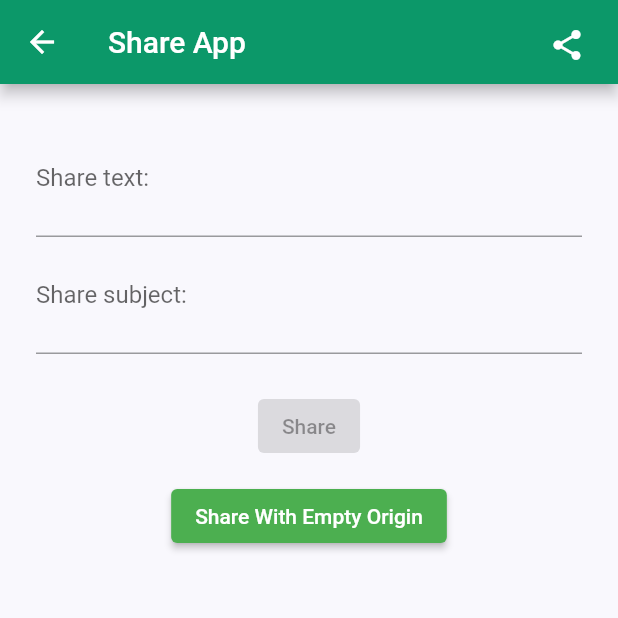
After one commit to MaryyamSalah/Mplant, a Flutter app: the ShareApp screen opened by its route, on a phone screen of 412 x 824 dp, the top half of it. The commit adds this screen. Run offline on Flutter 3.47's test engine with Material 2 defaults, Android fonts, the phone set to English and light mode, and no system bars; our stand-ins replace flutter_image_slideshow, grouped_list, image_picker, share; missing offline and left inert: comment_box, image_preview; network calls fail.

Commit message:
share&feedback

```diff
--- a/lib/main.dart
+++ b/lib/main.dart
@@ -4,6 +4,8 @@ import 'package:mplant/screens/home_screen.dart';
 import 'package:mplant/screens/menu.dart';
 import 'package:mplant/screens/profile.dart';
 import 'package:mplant/screens/PlantList.dart';
+import 'package:mplant/screens/feedback.dart';
+import 'package:mplant/screens/Share.dart';
 
 void main() {
   runApp(const MyApp());
@@ -35,6 +37,8 @@ class MyApp extends StatelessWidget {
     '/menu': (context) =>   NavDrawer(),
     '/profile': (context) => MyProfile(),
     '/plantList': (context) => const PlantList(),
+    '/feedback': (context) => const FeedBack(),
+    '/share': (context) =>  ShareApp(),
   },
 
     );
--- /dev/null
+++ b/lib/screens/Share.dart
@@ -0,0 +1,138 @@
+import 'package:flutter/material.dart';
+import 'package:share/share.dart';
+import 'constant.dart';
+import 'package:image_picker/image_picker.dart';
+import 'package:image_preview/image_preview.dart';
+
+class ShareApp extends StatefulWidget {
+    @override
+  _ShareState createState() => _ShareState();
+}
+
+class _ShareState extends State<ShareApp> {
+   String text = '';
+  String subject = '';
+  //List<String> imagePaths = [];
+  @override
+  Widget build(BuildContext context) {
+    return Scaffold(
+      appBar: AppBar(
+        backgroundColor: kPrimaryColor,
+        title: Text('Share App'),
+        actions: [
+          Padding(padding: EdgeInsets.all(10),
+          child: IconButton(
+            icon: Icon(Icons.share),
+            onPressed: (){
+              Share.share("https://www.pinterest.com/pin/2955555994710641/");
+            },
+
+            ),
+          )
+        ],
+        ),
+       body:
+
+       SingleChildScrollView(
+            child: Padding(
+              padding: const EdgeInsets.all(24.0),
+              child: Column(
+                crossAxisAlignment: CrossAxisAlignment.center,
+                children: <Widget>[
+                  TextField(
+                    decoration: const InputDecoration(
+                      labelText: 'Share text:',
+                      hintText: 'Enter some text and/or link to share',
+                    ),
+                    maxLines: 2,
+                    onChanged: (String value) => setState(() {
+                      text = value;
+                    }),
+                  ),
+                  TextField(
+                    decoration: const InputDecoration(
+                      labelText: 'Share subject:',
+                      hintText: 'Enter subject to share (optional)',
+                    ),
+                    maxLines: 2,
+                    onChanged: (String value) => setState(() {
+                      subject = value;
+                    }),
+                  ),
+                  const Padding(padding: EdgeInsets.only(top: 12.0)),
+                  //ImagePreviews(imagePaths, onDelete: _onDeleteImage),
+                //  ListTile(
+                   // leading: Icon(Icons.add),
+                    //title: Text("Add image"),
+                    //onTap: () async {
+                      //final imagePicker = ImagePicker();
+                     // final pickedFile = await imagePicker.getImage(
+                      //  source: ImageSource.gallery,
+                     // );
+                     //if (pickedFile != null) {
+                        //setState(() {
+                         // imagePaths.add(pickedFile.path);
+                      //  });
+                      //}
+                    //},
+                  //),
+                  const Padding(padding: EdgeInsets.only(top: 12.0)),
+                  Builder(
+                    builder: (BuildContext context) {
+                      return ElevatedButton(
+                        child: const Text('Share'),
+                        onPressed: text.isEmpty //&& imagePaths.isEmpty
+                            ? null
+                            : () => _onShare(context),
+                      );
+                    },
+                  ),
+                  const Padding(padding: EdgeInsets.only(top: 12.0)),
+                  Builder(
+                    builder: (BuildContext context) {
+                      return ElevatedButton(
+                        child: const Text('Share With Empty Origin'),
+                        onPressed: () => _onShareWithEmptyOrigin(context),
+                      );
+                    },
+                  ),
+                ],
+              ),
+            ),
+          ),);
+
+  }
+
+ // _onDeleteImage(int position) {
+  //  setState(() {
+   //  imagePaths.removeAt(position);
+   // });
+//}
+
+  _onShare(BuildContext context) async {
+    // A builder is used to retrieve the context immediately
+    // surrounding the ElevatedButton.
+    //
+    // The context's `findRenderObject` returns the first
+    // RenderObject in its descendent tree when it's not
+    // a RenderObjectWidget. The ElevatedButton's RenderObject
+    // has its position and size after it's built.
+    final RenderBox box = context.findRenderObject() as RenderBox;
+
+    //if (imagePaths.isNotEmpty) {
+    //  await Share.shareFiles(imagePaths,
+    //      text: text,
+     //    subject: subject,
+       //   sharePositionOrigin: box.localToGlobal(Offset.zero) & box.size);
+    }// else
+    // {
+     // await Share.share(text,
+       //   subject: subject,
+         // sharePositionOrigin: box.localToGlobal(Offset.zero) & box.size);
+    }
+  //}
+
+  _onShareWithEmptyOrigin(BuildContext context) async {
+    await Share.share("text");
+  }
+//}
--- a/lib/screens/menu.dart
+++ b/lib/screens/menu.dart
@@ -42,7 +42,7 @@ class NavDrawer extends StatelessWidget {
           ListTile(
             leading: Icon(Icons.share,color: Colors.green,),
             title: Text('Share'),
-            onTap: () => {},
+            onTap: () => { Navigator.pushNamed(context, '/share')},
           ),
           ListTile(
             leading: Icon(Icons.settings,color: Colors.green,),
@@ -52,7 +52,7 @@ class NavDrawer extends StatelessWidget {
           ListTile(
             leading: Icon(Icons.border_color,color: Colors.green,),
             title: Text('Feedback'),
-            onTap: () => {Navigator.of(context).pop()},
+            onTap: () => {Navigator.pushNamed(context,'/feedback' ),},
           ),
           ListTile(
             leading: Icon(Icons.exit_to_app,color: Colors.green,),
--- a/lib/screens/profile.dart
+++ b/lib/screens/profile.dart
@@ -191,7 +191,7 @@ class MyProfile extends StatelessWidget {
                   gradient: LinearGradient(
                     begin: Alignment.centerRight,
                     end: Alignment.centerLeft,
-                    colors: [Colors.green,Colors.black12]
+                    colors: [Colors.green,Colors.green]
                   ),
                   borderRadius: BorderRadius.circular(30.0),
                 ),
@@ -211,6 +211,7 @@ class MyProfile extends StatelessWidget {
   }
    AppBar buildAppBar(context) {
     return AppBar(
+      title: Text('Profile'),
       backgroundColor: kPrimaryColor,
       elevation: 0,
       leading: IconButton(icon: const Icon(Icons.arrow_back), onPressed: () {
--- a/pubspec.yaml
+++ b/pubspec.yaml
@@ -36,6 +36,10 @@ dependencies:
   cupertino_icons: ^1.0.2
   flutter_image_slideshow: ^0.1.2
   grouped_list: ^4.2.0
+  comment_box: ^0.0.17
+  share: ^2.0.4
+  image_picker: ^0.8.4+9
+  image_preview: ^1.0.1
 
 dev_dependencies:
   flutter_test:
```
Also changed, not shown: lib/screens/PlantList.dart (+6 -5 lines), lib/screens/feedback.dart (added, +113 -0 lines), pubspec.lock, 1 other file.
